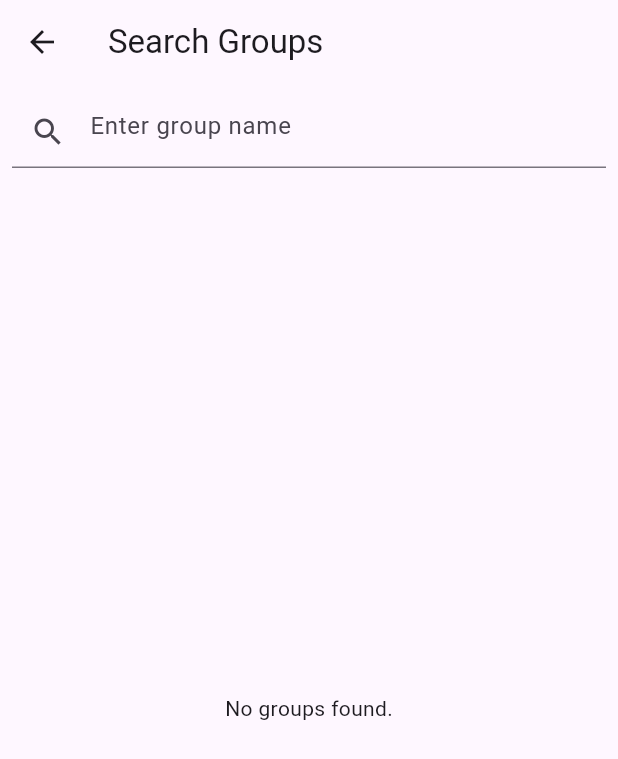
After one commit to aryantalrani/anshstudy, a Flutter app: the SearchGroupsPage screen opened directly, on a phone screen of 412 x 824 dp. The commit adds this screen. Shown: the top 759 px of the screen. Run offline on Flutter 3.47's test engine with Material 3 defaults, Android fonts, the light colour scheme and no system bars; our stand-ins replace cloud_firestore, firebase_auth, firebase_core, google_sign_in; accounts and stored records are empty; generated files the repository leaves out were written again.

Commit message:
Group Features Done
Group Creating, Joining
Group Chat Feature

```diff
--- /dev/null
+++ b/lib/Models/Topic.dart
@@ -0,0 +1,28 @@
+class Topic {
+  String id;
+  String name;
+  String createdBy;
+  List<String> joinedUsers;
+
+  Topic({
+    required this.id,
+    required this.name,
+    required this.createdBy,
+    required this.joinedUsers,
+  });
+
+  Topic.fromMap(Map<String, dynamic> map)
+      : id = map['id'],
+        name = map['name'],
+        createdBy = map['createdBy'],
+        joinedUsers = List<String>.from(map['joinedUsers'] ?? []);
+
+  Map<String, dynamic> toMap() {
+    return {
+      'id': id,
+      'name': name,
+      'createdBy': createdBy,
+      'joinedUsers': joinedUsers,
+    };
+  }
+}
--- a/lib/Models/UserData.dart
+++ b/lib/Models/UserData.dart
@@ -1,5 +1,3 @@
-import 'package:cloud_firestore/cloud_firestore.dart';
-
 class UserData {
   final String name;
   final String email;
--- a/lib/login_page.dart
+++ b/lib/login_page.dart
@@ -2,7 +2,6 @@ import 'package:flutter/material.dart';
 import 'package:firebase_auth/firebase_auth.dart';
 import 'package:cloud_firestore/cloud_firestore.dart';
 import 'package:google_sign_in/google_sign_in.dart';
-import '../Models/UserData.dart'; // Adjust the path as needed
 import 'home_page.dart';
 
 class LoginPage extends StatelessWidget {
--- /dev/null
+++ b/lib/searchgroups_page.dart
@@ -0,0 +1,109 @@
+import 'package:flutter/material.dart';
+import 'package:firebase_auth/firebase_auth.dart';
+import 'package:cloud_firestore/cloud_firestore.dart';
+import '../Models/Topic.dart'; // Import the Topic class
+
+class SearchGroupsPage extends StatefulWidget {
+  @override
+  _SearchGroupsPageState createState() => _SearchGroupsPageState();
+}
+
+class _SearchGroupsPageState extends State<SearchGroupsPage> {
+  final TextEditingController _searchController = TextEditingController();
+
+  @override
+  Widget build(BuildContext context) {
+    return Scaffold(
+      appBar: AppBar(
+        title: Text('Search Groups'),
+      ),
+      body: Column(
+        children: [
+          Padding(
+            padding: const EdgeInsets.all(8.0),
+            child: TextField(
+              controller: _searchController,
+              decoration: InputDecoration(
+                hintText: 'Enter group name',
+                prefixIcon: Icon(Icons.search),
+              ),
+              onChanged: (value) {
+                // Trigger search logic here
+                // You may want to use a debouncer or delay before triggering the search
+              },
+            ),
+          ),
+          Expanded(
+            child: StreamBuilder<QuerySnapshot<Map<String, dynamic>>>(
+              stream:
+                  FirebaseFirestore.instance.collection('topics').snapshots(),
+              builder: (context, snapshot) {
+                if (snapshot.connectionState == ConnectionState.waiting) {
+                  return Center(child: CircularProgressIndicator());
+                } else if (!snapshot.hasData || snapshot.data!.docs.isEmpty) {
+                  return Center(child: Text('No groups found.'));
+                } else {
+                  List<Topic> groups = snapshot.data!.docs
+                      .map((doc) => Topic.fromMap(doc.data()!))
+                      .toList();
+
+                  // Filter groups based on search query
+                  if (_searchController.text.isNotEmpty) {
+                    final query = _searchController.text.toLowerCase();
+                    groups = groups
+                        .where(
+                            (group) => group.name.toLowerCase().contains(query))
+                        .toList();
+                  }
+
+                  return ListView.builder(
+                    itemCount: groups.length,
+                    itemBuilder: (context, index) {
+                      Topic topic = groups[index];
+                      return GestureDetector(
+                        onTap: () {
+                          _joinGroup(topic.id);
+                        },
+                        child: ListTile(
+                          title: Text(topic.name),
+                          trailing: _buildJoinButton(topic),
+                          // Add any other relevant information about the group
+                        ),
+                      );
+                    },
+                  );
+                }
+              },
+            ),
+          ),
+        ],
+      ),
+    );
+  }
+
+  Widget _buildJoinButton(Topic topic) {
+    String userId = FirebaseAuth.instance.currentUser!.uid;
+    bool isUserJoined = topic.joinedUsers.contains(userId);
+    return ElevatedButton(
+      onPressed: isUserJoined ? null : () => _joinGroup(topic.id),
+      child: Text(isUserJoined ? 'Joined' : 'Join'),
+    );
+  }
+
+  void _joinGroup(String groupId) async {
+    String userId = FirebaseAuth.instance.currentUser!.uid;
+
+    try {
+      await FirebaseFirestore.instance
+          .collection('topics')
+          .doc(groupId)
+          .update({
+        'joinedUsers': FieldValue.arrayUnion([userId]),
+      });
+      // Show success message or navigate to a different page
+    } catch (e) {
+      print('Error joining group: $e');
+      // Show error message
+    }
+  }
+}
```
Also changed, not shown: lib/Functions/create_group.dart (added, +103 -0 lines), lib/MyGroupsPage.dart (added, +52 -0 lines), lib/groupDetailsPage.dart (added, +161 -0 lines), lib/home_page.dart (+42 -9 lines), lib/profile_page.dart (added, +65 -0 lines), lib/register_page.dart (+0 -9 lines), lib/settings_page.dart (added, +16 -0 lines), lib/Functions/google_auth.dart (renamed from lib/google_auth.dart), lib/src/firebase_options.dart (renamed from lib/firebase_options.dart).
